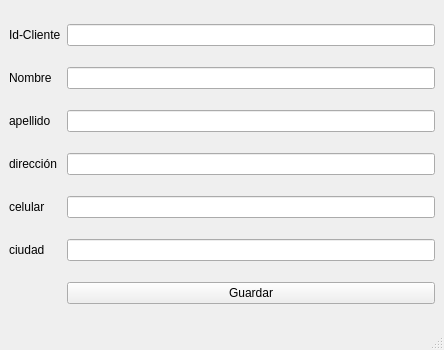
Before: the Qt Designer form ventana2.ui in ValentinaColmenares/Proyecto_Concesionario, drawn with Qt 5.
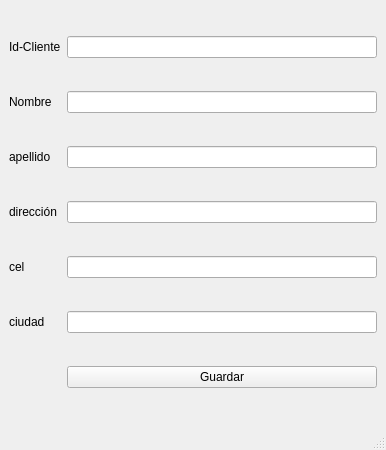
After: the same form once the commit is applied.

```diff
--- a/ventana2.ui
+++ b/ventana2.ui
@@ -6,10 +6,16 @@
    <rect>
     <x>0</x>
     <y>0</y>
-    <width>444</width>
-    <height>350</height>
+    <width>386</width>
+    <height>450</height>
    </rect>
   </property>
+  <property name="sizePolicy">
+   <sizepolicy hsizetype="Preferred" vsizetype="Preferred">
+    <horstretch>0</horstretch>
+    <verstretch>0</verstretch>
+   </sizepolicy>
+  </property>
   <property name="windowTitle">
    <string>MainWindow</string>
   </property>
@@ -56,7 +62,7 @@
         <item row="4" column="0">
          <widget class="QLabel" name="Lbcelular">
           <property name="text">
-           <string>celular</string>
+           <string>cel</string>
           </property>
          </widget>
         </item>
```
Left out of the diff: 15 changed lines with no effect on the pictures.
